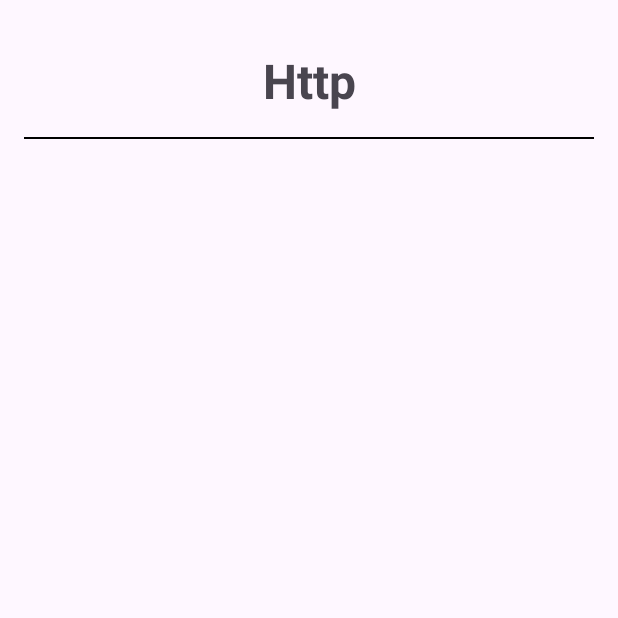
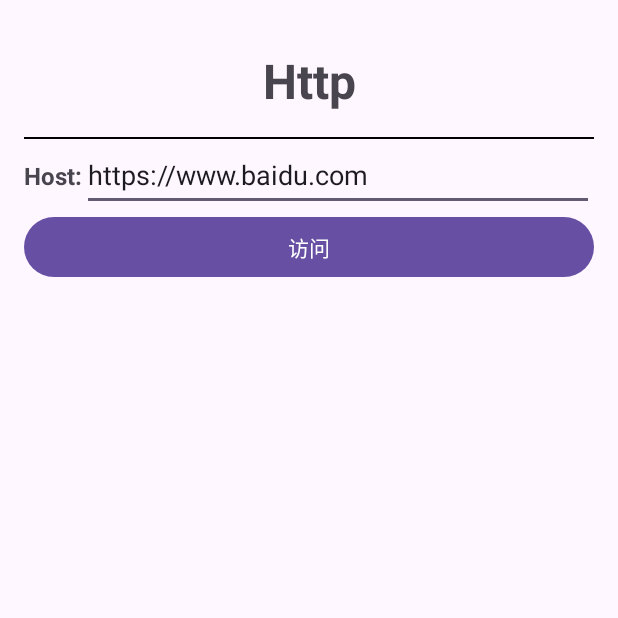
Before and after one commit to NOOB-P/Android_learning, an Android app: the http screen opened directly, with no data from a screen before it, on a phone screen of 412 x 824 dp, the top half of it. Run offline under Robolectric (Android 15) with nearby library versions, the phone set to English and light mode, and no system bars; network calls fail.

```diff
--- a/app/src/main/java/com/example/android_leraning/MainActivity.java
+++ b/app/src/main/java/com/example/android_leraning/MainActivity.java
@@ -34,7 +34,6 @@ public class MainActivity extends AppCompatActivity implements View.OnClickListe
         binding.BtnTcpSocketServer.setOnClickListener(this);
         binding.BtnUdpSocket.setOnClickListener(this);
         binding.BtnHttp.setOnClickListener(this);
-        binding.BtnBluetooth.setOnClickListener(this);
     }
 
     @Override
@@ -82,10 +81,9 @@ public class MainActivity extends AppCompatActivity implements View.OnClickListe
         }else if(view.getId() == R.id.Btn_http){
             Intent intent = new Intent(this, http.class);
             startActivity(intent);
-        }else if(view.getId() == R.id.Btn_bluetooth){
-
         }else if(view.getId() == R.id.Btn_web_view){
-
+            Intent intent = new Intent(this, webview.class);
+            startActivity(intent);
         }
     }
 }
--- a/app/src/main/java/com/example/android_leraning/http.java
+++ b/app/src/main/java/com/example/android_leraning/http.java
@@ -1,6 +1,9 @@
 package com.example.android_leraning;
 
 import android.os.Bundle;
+import android.os.Handler;
+import android.util.Log;
+import android.view.View;
 
 import androidx.activity.EdgeToEdge;
 import androidx.appcompat.app.AppCompatActivity;
@@ -10,14 +13,65 @@ import androidx.core.view.WindowInsetsCompat;
 
 import com.example.android_leraning.databinding.ActivityHttpBinding;
 
-public class http extends AppCompatActivity {
+import java.io.IOException;
+import java.io.InputStream;
+import java.net.HttpURLConnection;
+import java.net.MalformedURLException;
+import java.net.URL;
+
+public class http extends AppCompatActivity implements View.OnClickListener {
     ActivityHttpBinding binding;
+    URL url;
+    Handler handler;
+    Thread thread;
+    String output;
+
+    Runnable http = new Runnable() {
+        @Override
+        public void run() {
+            try {
+                url = new URL(binding.EtHost.getText().toString().trim());
+                HttpURLConnection conn = (HttpURLConnection) url.openConnection();
+                conn.setConnectTimeout(6000);
+                byte[] data  = new byte[1024];
+                int len = 0;
+                output = "host:" + url.getHost() + "\n";
+                output += "Protocol:" + url.getProtocol() + "\n";
+                output += "port:" + url.getPort() + "\n";
+               do{
+                    len = conn.getInputStream().read(data);
+                    if(len != -1){
+                        output += new String(data, 0, len);
+                    }
+                }while(len != -1);
+
+                handler.post(()->{
+                   binding.tvOutput.setText(output);
+                });
+            } catch (MalformedURLException e) {
+                Log.e("mieye", e.toString());
+            } catch (IOException e) {
+                Log.e("mieye", e.toString());
+            }
+        }
+    };
+
     @Override
     protected void onCreate(Bundle savedInstanceState) {
         super.onCreate(savedInstanceState);
         binding = ActivityHttpBinding.inflate(getLayoutInflater());
         setContentView(binding.getRoot());
 
+        binding.BtnAccess.setOnClickListener(this);
 
+        handler = new Handler();
+    }
+
+    @Override
+    public void onClick(View view) {
+        if(view.getId() == binding.BtnAccess.getId()){
+            thread = new Thread(http);
+            thread.start();
+        }
     }
 }
--- a/app/src/main/res/layout/activity_http.xml
+++ b/app/src/main/res/layout/activity_http.xml
@@ -25,7 +25,41 @@
 
         <LinearLayout
             android:layout_width="match_parent"
-            android:layout_height="match_parent"
-            android:orientation="horizontal"></LinearLayout>
+            android:layout_height="wrap_content"
+            android:orientation="horizontal">
+
+            <TextView
+                android:layout_width="wrap_content"
+                android:layout_height="wrap_content"
+                android:textSize="16sp"
+                android:textStyle="bold"
+                android:text="Host:" />
+
+            <EditText
+                android:id="@+id/Et_host"
+                android:layout_width="wrap_content"
+                android:layout_height="wrap_content"
+                android:layout_weight="1"
+                android:ems="10"
+                android:inputType="text"
+                android:text="https://www.baidu.com"
+                android:hint="请输入网址"/>
+        </LinearLayout>
+
+        <Button
+            android:id="@+id/Btn_access"
+            android:layout_width="match_parent"
+            android:layout_height="wrap_content"
+            android:text="访问" />
+        <ScrollView
+            android:layout_width="match_parent"
+            android:layout_height="match_parent">
+            <TextView
+                android:id="@+id/tv_output"
+                android:layout_width="wrap_content"
+                android:layout_height="wrap_content"
+                android:textSize="16sp"
+                android:textStyle="bold"/>
+        </ScrollView>
     </LinearLayout>
 </androidx.constraintlayout.widget.ConstraintLayout>
--- /dev/null
+++ b/app/src/main/res/xml/network_security_config.xml
@@ -0,0 +1,6 @@
+<?xml version="1.0" encoding="utf-8"?>
+<network-security-config>
+    <domain-config cleartextTrafficPermitted="true">
+        <domain includeSubdomains="true">www.baidu.com</domain>
+    </domain-config>
+</network-security-config>
```
Also changed, not shown: app/src/main/AndroidManifest.xml (+10 -0 lines), app/src/main/java/com/example/android_leraning/bluetooth.java (added, +64 -0 lines), app/src/main/java/com/example/android_leraning/webview.java (added, +94 -0 lines), app/src/main/res/layout/activity_bluetooth.xml (added, +94 -0 lines), app/src/main/res/layout/activity_main.xml (+2 -12 lines), app/src/main/res/layout/activity_webview.xml (added, +30 -0 lines).
